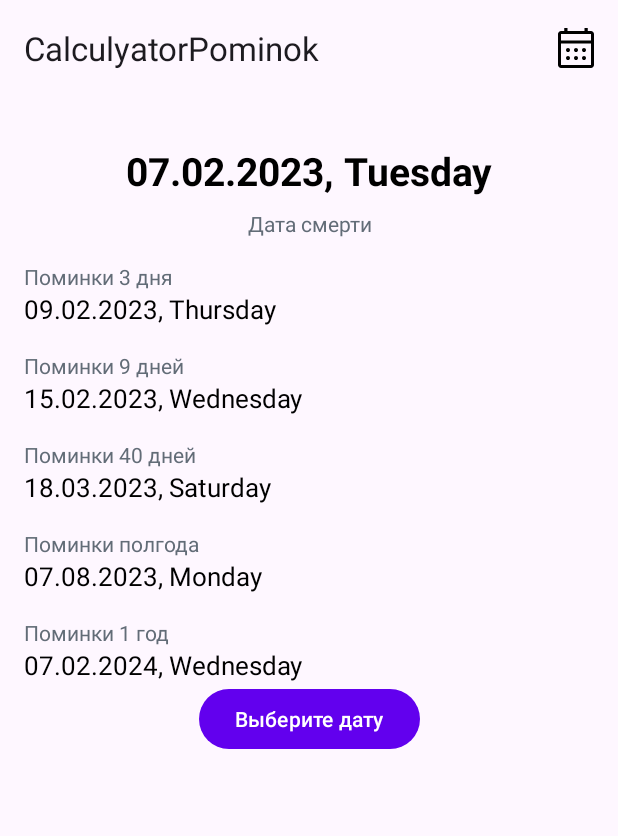
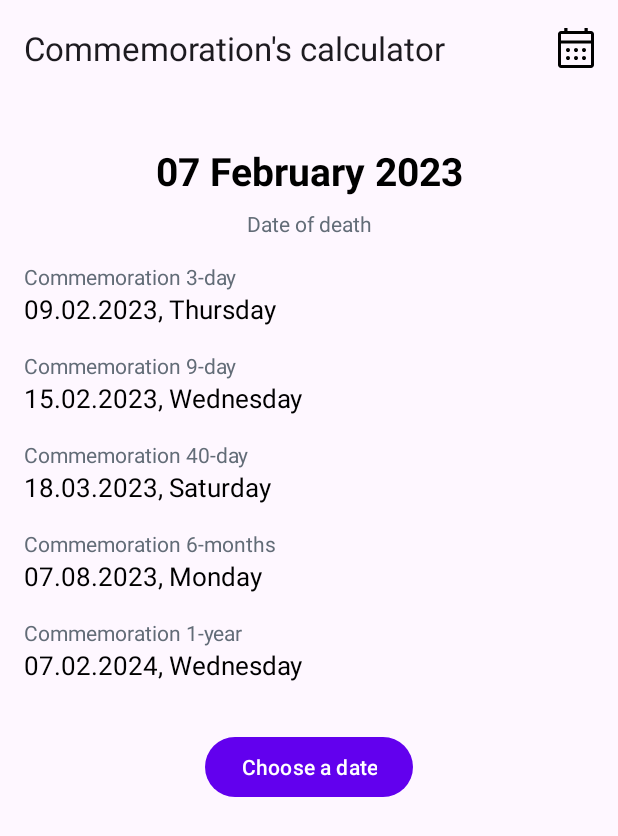
Before and after one commit to ProkhodOlya/CalculyatorPominok, an Android app: the screen it shows after launch (MainActivity), on a phone screen of 412 x 824 dp. Shown: the top 836 px of the screen. Run offline under Robolectric (Android 15) with nearby library versions, the light colour scheme and no system bars.

Commit message:
strings + translate (en, rus)

```diff
--- a/app/src/main/java/com/example/calculyatorpominok/MainActivity.kt
+++ b/app/src/main/java/com/example/calculyatorpominok/MainActivity.kt
@@ -55,7 +55,7 @@ class MainActivity : AppCompatActivity() {
     }
 
     private fun setAllDates(selection: Long) {
-        val dateOfDeath = getDate(selection, DATE_FORMAT)
+        val dateOfDeath = getDate(selection, DATE_FORMAT_DEATH)
         textViewDateOfDeath?.text = dateOfDeath
 
         setDate(selection, THREE_DATE, Calendar.DAY_OF_MONTH, textViewDateOfDeathThree)
@@ -66,6 +66,7 @@ class MainActivity : AppCompatActivity() {
     }
 
     companion object {
+        private const val DATE_FORMAT_DEATH = "dd MMMM yyyy"
         private const val DATE_FORMAT = "dd.MM.yyyy, EEEE"
         private const val THREE_DATE = 3 - 1
         private const val NINE_DATE = 9 - 1
--- a/app/src/main/res/layout/activity_main2.xml
+++ b/app/src/main/res/layout/activity_main2.xml
@@ -1,6 +1,7 @@
 <?xml version="1.0" encoding="utf-8"?>
 <androidx.coordinatorlayout.widget.CoordinatorLayout xmlns:android="http://schemas.android.com/apk/res/android"
     xmlns:app="http://schemas.android.com/apk/res-auto"
+    xmlns:tools="http://schemas.android.com/tools"
     android:layout_width="match_parent"
     android:layout_height="match_parent">
 
@@ -25,9 +26,7 @@
 
         <!-- Scrollable content -->
 
-        <androidx.constraintlayout.widget.ConstraintLayout xmlns:android="http://schemas.android.com/apk/res/android"
-            xmlns:app="http://schemas.android.com/apk/res-auto"
-            xmlns:tools="http://schemas.android.com/tools"
+        <androidx.constraintlayout.widget.ConstraintLayout
             android:layout_width="match_parent"
             android:layout_height="match_parent"
             tools:context=".MainActivity">
@@ -64,7 +63,7 @@
                     android:layout_width="match_parent"
                     android:layout_height="wrap_content"
                     android:gravity="center"
-                    android:text="Дата смерти"
+                    android:text="@string/date_of_death_caption"
                     android:textColor="#626C77"
                     android:textSize="14sp"
                     app:layout_constraintBottom_toBottomOf="parent"
@@ -87,7 +86,7 @@
                     android:id="@+id/textDateOfDeathThreeCaption"
                     android:layout_width="match_parent"
                     android:layout_height="wrap_content"
-                    android:text="Поминки 3 дня"
+                    android:text="@string/date_of_death_3day_caption"
                     android:textColor="#626C77"
                     android:textSize="14sp"
                     app:layout_constraintBottom_toTopOf="@id/textDateOfDeathThree"
@@ -124,7 +123,7 @@
                     android:id="@+id/textDateOfDeathNineCaption"
                     android:layout_width="match_parent"
                     android:layout_height="wrap_content"
-                    android:text="Поминки 9 дней"
+                    android:text="@string/date_of_death_9day_caption"
                     android:textColor="#626C77"
                     android:textSize="14sp"
                     app:layout_constraintBottom_toTopOf="@id/textDateOfDeathNine"
@@ -163,7 +162,7 @@
                     android:id="@+id/textDateOfDeathFortyCaption"
                     android:layout_width="match_parent"
                     android:layout_height="wrap_content"
-                    android:text="Поминки 40 дней"
+                    android:text="@string/date_of_deatg_40day_caption"
                     android:textColor="#626C77"
                     android:textSize="14sp"
                     app:layout_constraintBottom_toTopOf="@id/textDateOfDeathForty"
@@ -201,7 +200,7 @@
                     android:id="@+id/textDateOfDeathSixMonthsCaption"
                     android:layout_width="match_parent"
                     android:layout_height="wrap_content"
-                    android:text="Поминки полгода"
+                    android:text="@string/date_of_death_6month_caption"
                     android:textColor="#626C77"
                     android:textSize="14sp"
                     app:layout_constraintBottom_toTopOf="@id/textDateOfDeathSixMonths"
@@ -239,7 +238,7 @@
                     android:id="@+id/textDateOfDeathOneYearCaption"
                     android:layout_width="match_parent"
                     android:layout_height="wrap_content"
-                    android:text="Поминки 1 год"
+                    android:text="@string/date_of_death_1year_caption"
                     android:textColor="#626C77"
                     android:textSize="14sp"
                     app:layout_constraintBottom_toTopOf="@id/textDateOfDeathOneYear"
@@ -268,9 +267,10 @@
                 android:layout_width="wrap_content"
                 android:layout_height="wrap_content"
                 android:layout_marginStart="16dp"
+                android:layout_marginTop="32dp"
                 android:layout_marginEnd="16dp"
                 android:layout_marginBottom="16dp"
-                android:text="Выберите дату"
+                android:text="@string/change_date"
                 app:layout_constraintBottom_toBottomOf="parent"
                 app:layout_constraintEnd_toEndOf="parent"
                 app:layout_constraintStart_toStartOf="parent"
--- a/app/src/main/res/values/strings.xml
+++ b/app/src/main/res/values/strings.xml
@@ -1,3 +1,10 @@
 <resources>
-    <string name="app_name">CalculyatorPominok</string>
+    <string name="app_name">Сommemoration\'s calculator</string>
+    <string name="date_of_death_caption">Date of death</string>
+    <string name="date_of_death_3day_caption">Сommemoration 3-day</string>
+    <string name="date_of_death_9day_caption">Сommemoration 9-day</string>
+    <string name="date_of_deatg_40day_caption">Сommemoration 40-day</string>
+    <string name="date_of_death_6month_caption">Сommemoration 6-months</string>
+    <string name="date_of_death_1year_caption">Сommemoration 1-year</string>
+    <string name="change_date">Choose a date</string>
 </resources>
```
Also changed, not shown: 1 other file.
